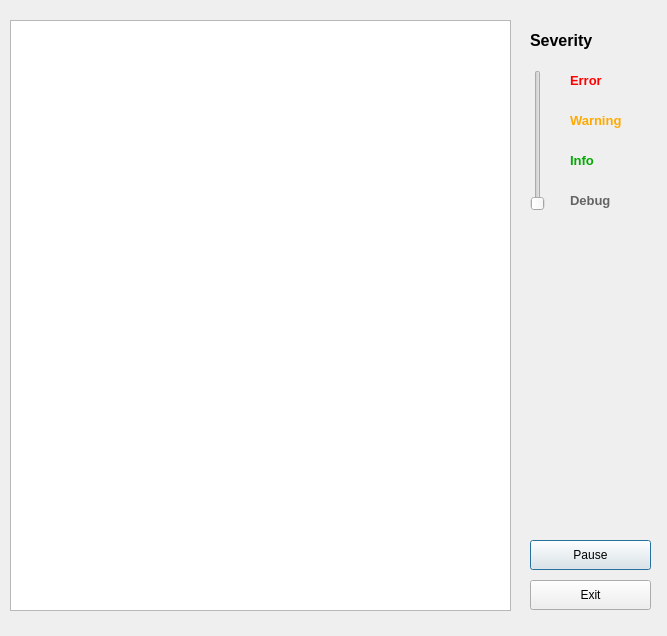
First picture: the form in Extensions/bin/msgviewerdlgui.ui, repository drbenmorgan/fnal-messagefacility, before the edit.
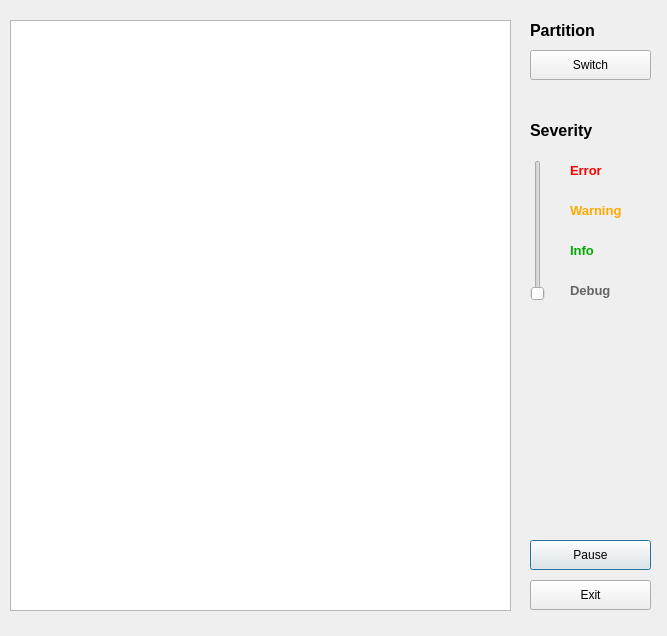
Second picture: the form after the edit.

Commit message: Switch partition in msgviewer.

The edit to the form file:
```diff
--- a/Extensions/bin/msgviewerdlgui.ui
+++ b/Extensions/bin/msgviewerdlgui.ui
@@ -43,7 +43,7 @@
    <property name="geometry">
     <rect>
      <x>530</x>
-     <y>70</y>
+     <y>160</y>
      <width>16</width>
      <height>141</height>
     </rect>
@@ -68,7 +68,7 @@
    <property name="geometry">
     <rect>
      <x>530</x>
-     <y>30</y>
+     <y>120</y>
      <width>91</width>
      <height>21</height>
     </rect>
@@ -88,7 +88,7 @@
    <property name="geometry">
     <rect>
      <x>570</x>
-     <y>190</y>
+     <y>280</y>
      <width>91</width>
      <height>21</height>
     </rect>
@@ -145,7 +145,7 @@
    <property name="geometry">
     <rect>
      <x>570</x>
-     <y>150</y>
+     <y>240</y>
      <width>91</width>
      <height>21</height>
     </rect>
@@ -202,7 +202,7 @@
    <property name="geometry">
     <rect>
      <x>570</x>
-     <y>110</y>
+     <y>200</y>
      <width>91</width>
      <height>21</height>
     </rect>
@@ -259,7 +259,7 @@
    <property name="geometry">
     <rect>
      <x>570</x>
-     <y>70</y>
+     <y>160</y>
      <width>91</width>
      <height>21</height>
     </rect>
@@ -358,6 +358,39 @@
     <bool>true</bool>
    </property>
   </widget>
+  <widget class="QLabel" name="label_Partition">
+   <property name="geometry">
+    <rect>
+     <x>530</x>
+     <y>20</y>
+     <width>121</width>
+     <height>21</height>
+    </rect>
+   </property>
+   <property name="font">
+    <font>
+     <pointsize>12</pointsize>
+     <weight>75</weight>
+     <bold>true</bold>
+    </font>
+   </property>
+   <property name="text">
+    <string>Partition</string>
+   </property>
+  </widget>
+  <widget class="QPushButton" name="btnSwitchChannel">
+   <property name="geometry">
+    <rect>
+     <x>530</x>
+     <y>50</y>
+     <width>121</width>
+     <height>30</height>
+    </rect>
+   </property>
+   <property name="text">
+    <string>Switch</string>
+   </property>
+  </widget>
  </widget>
  <resources/>
  <connections/>
```
The commit also changes 5 other files.
